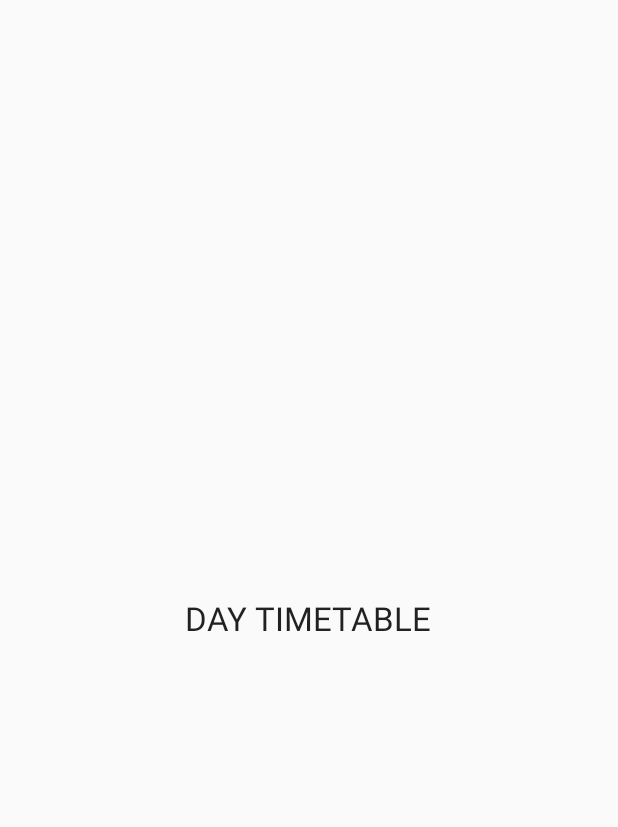
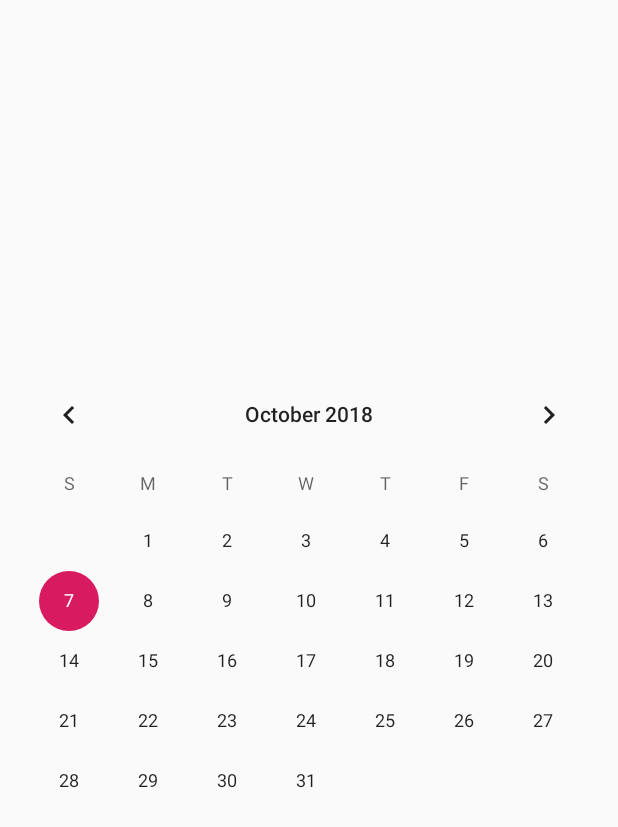
Before and after one commit to lozenia64/TimeCircle, an Android app: the TabActivity_3 screen opened directly, with no data from a screen before it, on a phone screen of 412 x 824 dp. Shown: the top 827 px of the screen. Run offline under Robolectric (Android 15) with nearby library versions, the phone set to English and light mode, and no system bars.

Commit message:
CalendarView

```diff
--- a/app/src/main/res/layout/activity_tab_activity_3.xml
+++ b/app/src/main/res/layout/activity_tab_activity_3.xml
@@ -5,13 +5,11 @@
     android:layout_height="match_parent"
      >
 
-    <TextView
-        android:id="@+id/textView1"
-        android:layout_width="wrap_content"
+    <CalendarView
+        android:layout_width="match_parent"
         android:layout_height="wrap_content"
         android:layout_centerHorizontal="true"
         android:layout_centerVertical="true"
-        android:text="DAY TIMETABLE"
-        android:textAppearance="?android:attr/textAppearanceLarge" />
+        ></CalendarView>
 
 </RelativeLayout>
```
